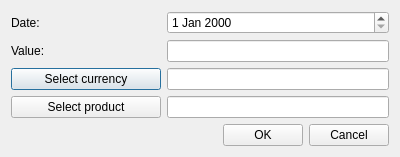
Qt form OrmasAdmin/OrmasAdmin/CreatePrcDlg.ui (Dalerjon/TheOrmasProejct) before a commit.
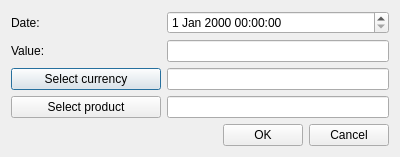
The same form after that commit.

```diff
--- a/OrmasAdmin/OrmasAdmin/CreatePrcDlg.ui
+++ b/OrmasAdmin/OrmasAdmin/CreatePrcDlg.ui
@@ -67,9 +67,6 @@
      </property>
     </widget>
    </item>
-   <item row="0" column="1">
-    <widget class="QDateEdit" name="dateEdit"/>
-   </item>
    <item row="8" column="0" colspan="2">
     <layout class="QHBoxLayout" name="horizontalLayout">
      <item>
@@ -124,6 +121,9 @@
      </property>
     </widget>
    </item>
+   <item row="0" column="1">
+    <widget class="QDateTimeEdit" name="dateEdit"/>
+   </item>
   </layout>
  </widget>
  <tabstops>
```
Left out of the diff: 1 changed line with no effect on the pictures.
